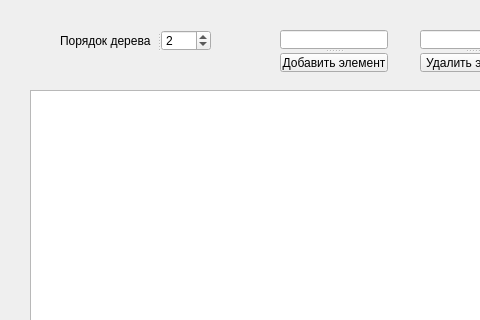
Qt form mainwindow.ui (CherMiTT/QT_B-tree) before a commit; both pictures show x 0 to 480 and y 0 to 320 of the 800 by 600 pixel window.
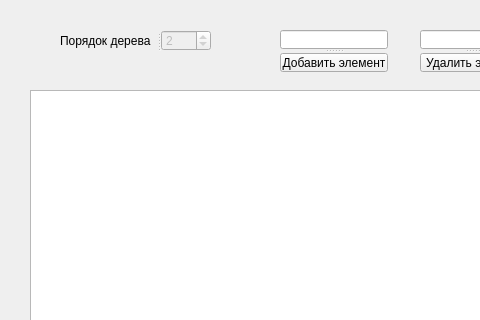
The same form after that commit.

Commit message: TreePage->sort() works correctly.

```diff
--- a/mainwindow.ui
+++ b/mainwindow.ui
@@ -95,6 +95,9 @@
      </property>
     </widget>
     <widget class="QSpinBox" name="treeOrderSpinBox">
+     <property name="enabled">
+      <bool>false</bool>
+     </property>
      <property name="minimum">
       <number>1</number>
      </property>
```
The commit also changes 1 other file.
